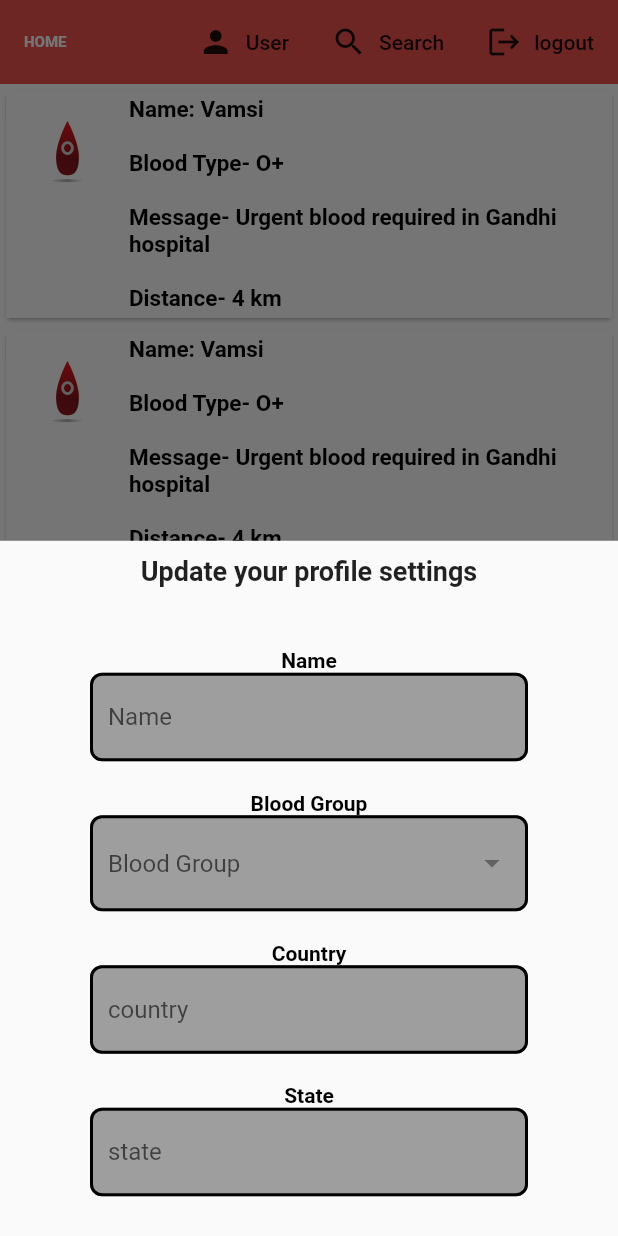
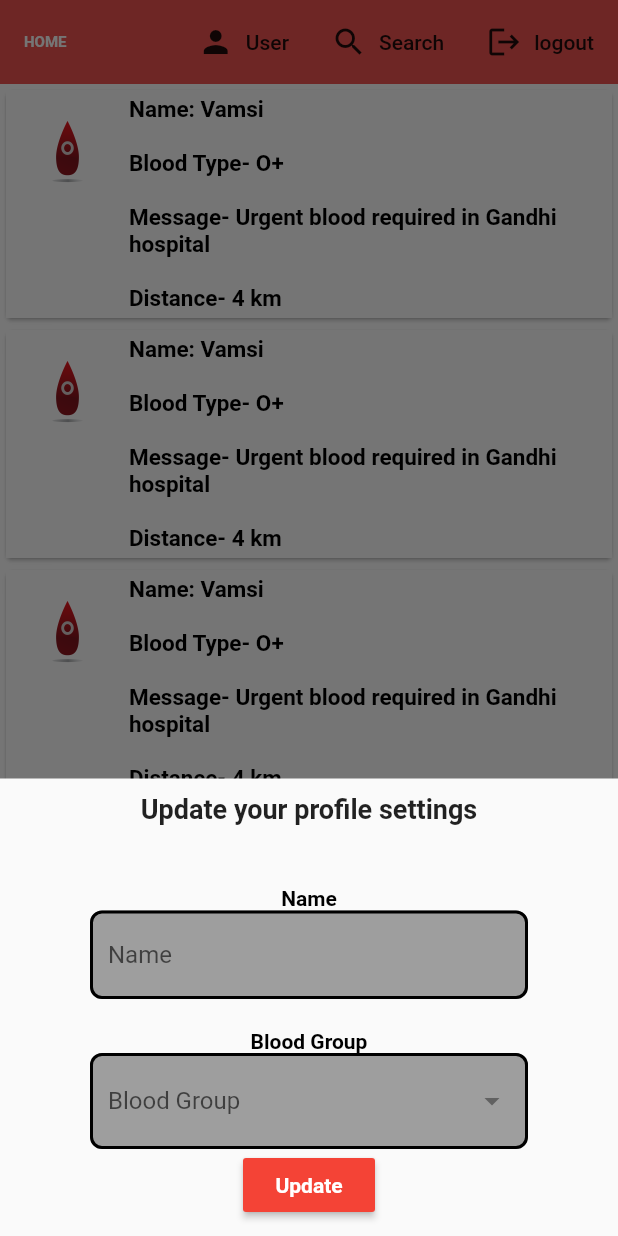
Before and after one commit to DEP-IIT-Ropar/Blood-Donor-App, a Flutter app: the screen it shows once a user with an empty profile is signed in, after a tap on "User", on a phone screen of 412 x 824 dp. Run offline on Flutter 3.47's test engine with Material 2 defaults, Android fonts, the phone set to English and light mode, and no system bars; our stand-ins replace cloud_firestore, firebase_auth, flutter_spinkit; missing offline and left inert: restcountries; accounts and stored records are empty.

Commit message:
Add files via upload

```diff
--- a/lib/models/donor.dart
+++ b/lib/models/donor.dart
@@ -3,11 +3,9 @@ class Donor{
   final String phone;
   final String name;
   final String bloodgrp;
-  final String city;
-  final String state;
-  final String country;
 
-  Donor({this.phone,this.name,this.bloodgrp,this.country,this.state,this.city});
+
+  Donor({this.phone,this.name,this.bloodgrp});
 
 
 }
--- a/lib/screens/authenticate/phoneverify.dart
+++ b/lib/screens/authenticate/phoneverify.dart
@@ -24,10 +24,9 @@ class _phoneverifyState extends State<phoneverify> {
   final _codeController = TextEditingController();
 
   String bloodgrp;
-  String country;
-  String state;
+
   String phone;
-  String city;
+
   String name;
   final AuthService _auth = AuthService();
   final _formKey = GlobalKey<FormState>();
@@ -37,7 +36,7 @@ class _phoneverifyState extends State<phoneverify> {
   Widget build(BuildContext context) {
     return Scaffold(
 
-        backgroundColor: Colors.white30,
+        backgroundColor: Colors.white,
         appBar: AppBar(
         title: Text('Register as blood donor'),
     backgroundColor: Colors.red[400],
@@ -106,35 +105,7 @@ class _phoneverifyState extends State<phoneverify> {
 
 
 
-    SizedBox(height: 16,),
 
-    TextFormField(
-    decoration: textInputDecoration.copyWith(hintText: 'Country'),
-    validator: (val) => val.isEmpty ? 'Enter country' : null,
-    onChanged: (val){
-    setState(() => country =val);
-    }
-    ),
-
-    SizedBox(height: 16,),
-
-    TextFormField(
-    decoration: textInputDecoration.copyWith(hintText: 'state'),
-    validator: (val) => val.isEmpty ? 'Enter state' : null,
-    onChanged: (val){
-    setState(() => state =val);
-    }
-    ),
-
-    SizedBox(height: 16,),
-
-    TextFormField(
-    decoration: textInputDecoration.copyWith(hintText: 'city'),
-    validator: (val) => val.isEmpty ? 'Enter city' : null,
-    onChanged: (val) {
-      setState(() => city = val);
-    }
-    ),
 
     SizedBox(height: 20.0),
 
@@ -150,7 +121,7 @@ class _phoneverifyState extends State<phoneverify> {
     onPressed: () async {
     final phone = _phoneController.text.trim();
 
-    dynamic result = await _auth.registerUser(phone,context,name,bloodgrp,country,state,city);
+    dynamic result = await _auth.registerUser(phone,context,name,bloodgrp);
 
     // loginUser(phone, context);
     },
--- a/lib/screens/authenticate/sign_in.dart
+++ b/lib/screens/authenticate/sign_in.dart
@@ -26,7 +26,7 @@ class _SignInState extends State<SignIn> {
     return Scaffold(
 
         resizeToAvoidBottomInset: false,
-        backgroundColor: Colors.white30,
+        backgroundColor: Colors.white,
         appBar: AppBar(
           title: Text(
               'Sign In as blood donor',
@@ -89,7 +89,7 @@ class _SignInState extends State<SignIn> {
                   SizedBox(height: 20.0),
                   Text(
                       '\nsearching for a blood donor?\n',
-                    style: TextStyle(color: Colors.white , fontWeight: FontWeight.w600 , fontSize: 16.0),
+                    style: TextStyle(color: Colors.black , fontWeight: FontWeight.w600 , fontSize: 16.0),
 
 
                   ),
--- a/lib/screens/home/donor_tile.dart
+++ b/lib/screens/home/donor_tile.dart
@@ -28,7 +28,7 @@ class DonorTile extends StatelessWidget {
 
           ),
           title: Text(donor.name),
-          subtitle: Text('Blood group-${donor.bloodgrp}\nLocation-${donor.country},${donor.state},${donor.city}'),
+          subtitle: Text('Blood group-${donor.bloodgrp}'),
 
         ),
       ),
--- a/lib/screens/home/user_form.dart
+++ b/lib/screens/home/user_form.dart
@@ -20,9 +20,7 @@ class _UserFormState extends State<UserForm> {
   String _currentName;
   String _currentBloodgrp;
   String _currentPhone;
-  String _currentState;
-  String _currentCountry;
-  String _currentCity;
+
 
   @override
   Widget build(BuildContext context) {
@@ -82,47 +80,7 @@ class _UserFormState extends State<UserForm> {
                       }
                   ),
 
-                  SizedBox(height: 20.0),
-                  Text(
-                    'Country',
-                    style: TextStyle(color: Colors.black,fontWeight: FontWeight.bold),
-                  ),
-                  TextFormField(
-                      initialValue: userData.country,
-                      decoration: textInputDecoration.copyWith(hintText: 'country'),
-                      validator: (val) => val.isEmpty ? 'Enter country' : null,
-                      onChanged: (val){
-                        setState(() => _currentCountry =val);
-                      }
-                  ),
 
-                  SizedBox(height: 20.0),
-                  Text(
-                    'State',
-                    style: TextStyle(color: Colors.black,fontWeight: FontWeight.bold),
-                  ),
-                  TextFormField(
-                      initialValue: userData.state,
-                      decoration: textInputDecoration.copyWith(hintText: 'state'),
-                      validator: (val) => val.isEmpty ? 'Enter state' : null,
-                      onChanged: (val){
-                        setState(() => _currentState=val);
-                      }
-                  ),
-
-                  SizedBox(height: 20.0),
-                  Text(
-                    'City',
-                    style: TextStyle(color: Colors.black,fontWeight: FontWeight.bold),
-                  ),
-                  TextFormField(
-                      initialValue: userData.city,
-                      decoration: textInputDecoration.copyWith(hintText: 'city'),
-                      validator: (val) => val.isEmpty ? 'Enter city' : null,
-                      onChanged: (val) {
-                        setState(() => _currentCity = val);
-                      }
-                  ),
 
                   RaisedButton(
 
@@ -138,9 +96,7 @@ class _UserFormState extends State<UserForm> {
                           _currentPhone ?? userData.phone,
                           _currentName ?? userData.name,
                           _currentBloodgrp ?? userData.bloodgrp,
-                          _currentCountry ?? userData.country,
-                          _currentState ?? userData.state,
-                          _currentCity ?? userData.city
+
                         );
                         Navigator.pop(context);
                       }
--- a/lib/services/auth.dart
+++ b/lib/services/auth.dart
@@ -80,7 +80,7 @@ class AuthService{
   final _phoneController = TextEditingController();
   final _codeController = TextEditingController();
 
-  Future<bool> registerUser(String phone, BuildContext context,String name, String bloodgrp, String country,String state, String city) async {
+  Future<bool> registerUser(String phone, BuildContext context,String name, String bloodgrp) async {
     FirebaseAuth _auth = FirebaseAuth.instance;
 
     _auth.verifyPhoneNumber(
@@ -132,7 +132,7 @@ class AuthService{
                               credential);
 
                           FirebaseUser user = result.user;
-                          await DatabaseService(uid: user.uid).updateUserData(phone, name, bloodgrp, country, state, city);
+                          await DatabaseService(uid: user.uid).updateUserData(phone, name, bloodgrp);
 
                           return _userFromFirebaseUser(user);
                           //   }
--- a/lib/services/database.dart
+++ b/lib/services/database.dart
@@ -12,15 +12,13 @@ class DatabaseService {
   final CollectionReference donorCollection = Firestore.instance.collection('userInfo');
 
 
-  Future updateUserData(String phone ,String name,String bloodgrp, String country, String state, String city) async {
+  Future updateUserData(String phone ,String name,String bloodgrp) async {
 
     return await donorCollection.document(uid).setData({
       'phone': phone,
       'name' : name,
       'bloodgrp' : bloodgrp,
-      'Country' : country,
-      'State': state,
-      'city': city,
+
 
     });
 
@@ -33,9 +31,7 @@ class DatabaseService {
 
         name: doc.data['name'] ,
         bloodgrp: doc.data['bloodgrp'],
-        country: doc.data['Country'],
-        state: doc.data['State'],
-        city: doc.data['city'],
+
 
 
         phone: doc.data['phone'],
@@ -50,9 +46,7 @@ class DatabaseService {
       uid: uid,
       name: snapshot.data['name'],
       bloodgrp: snapshot.data['bloodgrp'],
-      country: snapshot.data['Country'],
-      state: snapshot.data['State'],
-      city: snapshot.data['city'],
+
 
     );
   }
```
